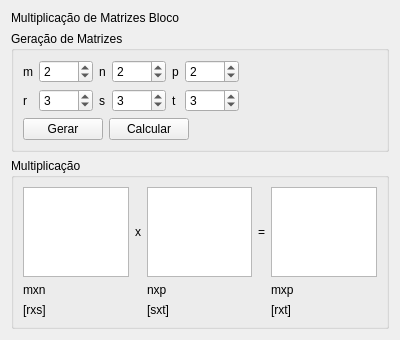
Above: Algebra/Matrix01/block_tab.ui from RicardoBusta/Doutorado before the change. Below: the same form after it.
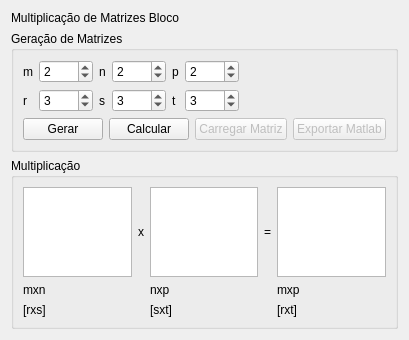
That is the form after the change.

Commit message: Adicionando botão de carregar matriz de arquivo e exportar para o matlab.

Patch:
```diff
--- a/Algebra/Matrix01/block_tab.ui
+++ b/Algebra/Matrix01/block_tab.ui
@@ -180,6 +180,26 @@
           </property>
          </widget>
         </item>
+        <item>
+         <widget class="QPushButton" name="pushButton">
+          <property name="enabled">
+           <bool>false</bool>
+          </property>
+          <property name="text">
+           <string>Carregar Matriz</string>
+          </property>
+         </widget>
+        </item>
+        <item>
+         <widget class="QPushButton" name="pushButton_2">
+          <property name="enabled">
+           <bool>false</bool>
+          </property>
+          <property name="text">
+           <string>Exportar Matlab</string>
+          </property>
+         </widget>
+        </item>
         <item>
          <spacer name="horizontalSpacer_2">
           <property name="orientation">
```
The commit also changes 17 other files.
